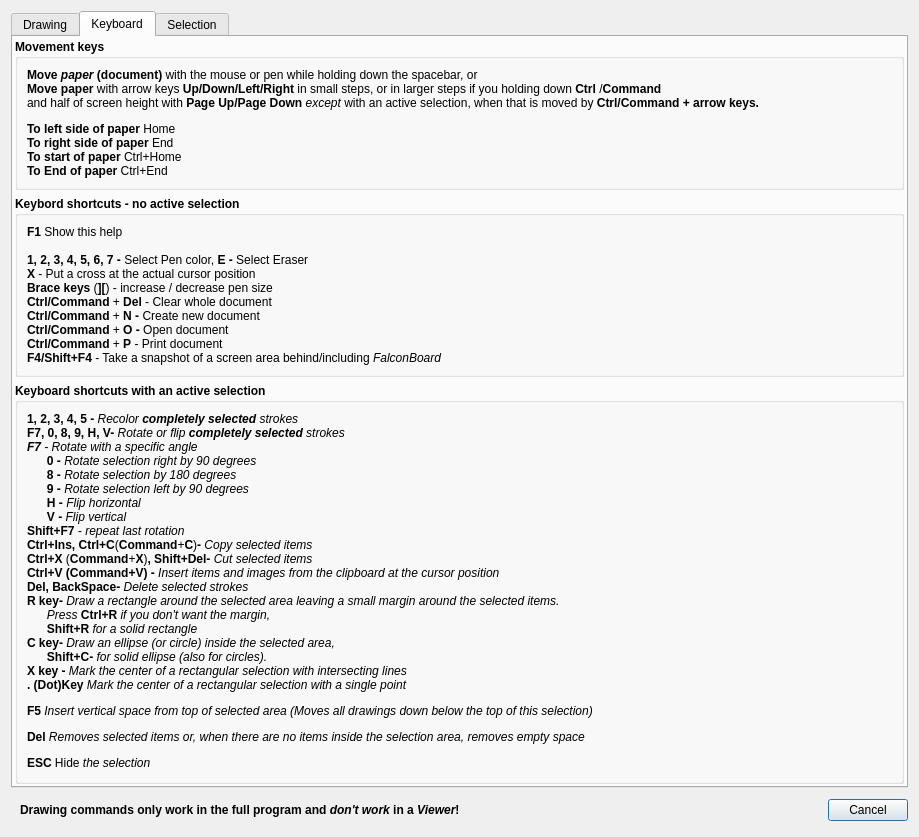
This is FalconBoard/helpdialog.ui in solyoma/FalconBoard as Qt 5 draws it before an edit. The edited form follows.
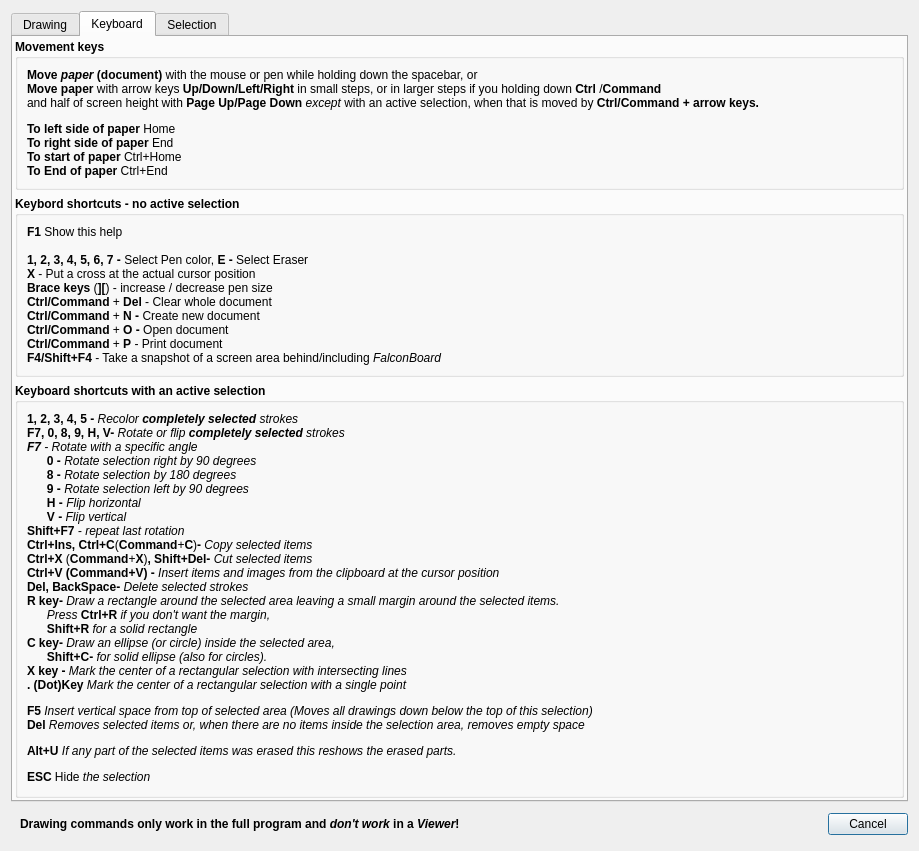
This is the edited form.

Commit message: added Alt+U to hide eraser strokes

```diff
--- a/FalconBoard/helpdialog.ui
+++ b/FalconBoard/helpdialog.ui
@@ -7,7 +7,7 @@
     <x>0</x>
     <y>0</y>
     <width>883</width>
-    <height>796</height>
+    <height>809</height>
    </rect>
   </property>
   <property name="windowTitle">
@@ -369,7 +369,7 @@
              </font>
             </property>
             <property name="text">
-             <string>&lt;html&gt;&lt;head/&gt;&lt;body&gt;&lt;p&gt;&lt;span style=&quot; font-weight:600;&quot;&gt;1, 2, 3, 4, 5 - &lt;/span&gt;&lt;span style=&quot; font-style:italic;&quot;&gt;Recolor &lt;/span&gt;&lt;span style=&quot; font-weight:600; font-style:italic;&quot;&gt;completely selected&lt;/span&gt;&lt;span style=&quot; font-style:italic;&quot;&gt; strokes&lt;br/&gt;&lt;/span&gt;&lt;span style=&quot; font-weight:600;&quot;&gt;F7, 0, 8, 9, H, V- &lt;/span&gt;&lt;span style=&quot; font-style:italic;&quot;&gt;Rotate or flip &lt;/span&gt;&lt;span style=&quot; font-weight:600; font-style:italic;&quot;&gt;completely selected&lt;/span&gt;&lt;span style=&quot; font-style:italic;&quot;&gt; strokes &lt;br/&gt;&lt;/span&gt;&lt;span style=&quot; font-weight:600; font-style:italic;&quot;&gt;F7 &lt;/span&gt;&lt;span style=&quot; font-style:italic;&quot;&gt;- Rotate with a specific angle&lt;br/&gt;&lt;/span&gt;&lt;span style=&quot; font-weight:600;&quot;&gt;      0 - &lt;/span&gt;&lt;span style=&quot; font-style:italic;&quot;&gt;Rotate selection right by 90 degrees&lt;/span&gt;&lt;br/&gt;&lt;span style=&quot; font-weight:600;&quot;&gt;      8 - &lt;/span&gt;&lt;span style=&quot; font-style:italic;&quot;&gt;Rotate selection by 180 degrees&lt;/span&gt;&lt;br/&gt;&lt;span style=&quot; font-weight:600;&quot;&gt;      9 - &lt;/span&gt;&lt;span style=&quot; font-style:italic;&quot;&gt;Rotate selection left by 90 degrees&lt;br/&gt;&lt;/span&gt;&lt;span style=&quot; font-weight:600;&quot;&gt;      H - &lt;/span&gt;&lt;span style=&quot; font-style:italic;&quot;&gt;Flip horizontal&lt;/span&gt;&lt;br/&gt;&lt;span style=&quot; font-weight:600;&quot;&gt;      V - &lt;/span&gt;&lt;span style=&quot; font-style:italic;&quot;&gt;Flip vertical&lt;br/&gt;&lt;/span&gt;&lt;span style=&quot; font-weight:600;&quot;&gt;Shift+F7&lt;/span&gt;&lt;span style=&quot; font-style:italic;&quot;&gt; - repeat last rotation&lt;br/&gt;&lt;/span&gt;&lt;span style=&quot; font-weight:600;&quot;&gt;Ctrl+Ins, Ctrl+C&lt;/span&gt;(&lt;span style=&quot; font-weight:600;&quot;&gt;Command&lt;/span&gt;+&lt;span style=&quot; font-weight:600;&quot;&gt;C&lt;/span&gt;)&lt;span style=&quot; font-weight:600;&quot;&gt;- &lt;/span&gt;&lt;span style=&quot; font-style:italic;&quot;&gt;Copy selected items &lt;br/&gt;&lt;/span&gt;&lt;span style=&quot; font-weight:600;&quot;&gt;Ctrl+X &lt;/span&gt;(&lt;span style=&quot; font-weight:600;&quot;&gt;Command&lt;/span&gt;+&lt;span style=&quot; font-weight:600;&quot;&gt;X&lt;/span&gt;)&lt;span style=&quot; font-weight:600;&quot;&gt;, Shift+Del- &lt;/span&gt;&lt;span style=&quot; font-style:italic;&quot;&gt;Cut selected items&lt;br/&gt;&lt;/span&gt;&lt;span style=&quot; font-weight:600;&quot;&gt;Ctrl+V (Command+V) - &lt;/span&gt;&lt;span style=&quot; font-style:italic;&quot;&gt;Insert items and images from the clipboard at the cursor position&lt;br/&gt;&lt;/span&gt;&lt;span style=&quot; font-weight:600;&quot;&gt;Del, BackSpace- &lt;/span&gt;&lt;span style=&quot; font-style:italic;&quot;&gt;Delete selected strokes &lt;br/&gt;&lt;/span&gt;&lt;span style=&quot; font-weight:600;&quot;&gt;R key- &lt;/span&gt;&lt;span style=&quot; font-style:italic;&quot;&gt;Draw a rectangle around the selected area leaving a small margin around the selected items. &lt;br/&gt;      Press &lt;/span&gt;&lt;span style=&quot; font-weight:600;&quot;&gt;Ctrl+R &lt;/span&gt;&lt;span style=&quot; font-style:italic;&quot;&gt;if you don't want the margin, &lt;br/&gt;&lt;/span&gt;&lt;span style=&quot; font-weight:600;&quot;&gt;      Shift+R&lt;/span&gt;&lt;span style=&quot; font-style:italic;&quot;&gt; for a solid rectangle&lt;/span&gt;&lt;span style=&quot; font-weight:600; font-style:italic;&quot;&gt;&lt;br/&gt;&lt;/span&gt;&lt;span style=&quot; font-weight:600;&quot;&gt;C key- &lt;/span&gt;&lt;span style=&quot; font-style:italic;&quot;&gt;Draw an ellipse (or circle) inside the selected area,&lt;br/&gt;&lt;/span&gt;&lt;span style=&quot; font-weight:600;&quot;&gt;      Shift+C- &lt;/span&gt;&lt;span style=&quot; font-style:italic;&quot;&gt;for solid ellipse (also for circles).&lt;br/&gt;&lt;/span&gt;&lt;span style=&quot; font-weight:600;&quot;&gt;X key - &lt;/span&gt;&lt;span style=&quot; font-style:italic;&quot;&gt;Mark the center of a rectangular selection with intersecting lines&lt;/span&gt;&lt;br/&gt;&lt;span style=&quot; font-weight:600;&quot;&gt;. (Dot)Key&lt;/span&gt;&lt;span style=&quot; font-style:italic;&quot;&gt; Mark the center of a rectangular selection with a single point&lt;/span&gt;&lt;/p&gt;&lt;p&gt;&lt;span style=&quot; font-weight:600;&quot;&gt;F5 &lt;/span&gt;&lt;span style=&quot; font-style:italic;&quot;&gt;Insert vertical space from top of selected area (Moves all drawings down below the top of this selection)&lt;/span&gt;&lt;/p&gt;&lt;p&gt;&lt;span style=&quot; font-weight:600;&quot;&gt;Del &lt;/span&gt;&lt;span style=&quot; font-style:italic;&quot;&gt;Removes selected items or, when there are no items inside the selection area, removes empty space&lt;/span&gt;&lt;/p&gt;&lt;p&gt;&lt;span style=&quot; font-weight:600;&quot;&gt;ESC &lt;/span&gt;Hide&lt;span style=&quot; font-style:italic;&quot;&gt; the selection&lt;/span&gt;&lt;/p&gt;&lt;/body&gt;&lt;/html&gt;</string>
+             <string>&lt;html&gt;&lt;head/&gt;&lt;body&gt;&lt;p&gt;&lt;span style=&quot; font-weight:600;&quot;&gt;1, 2, 3, 4, 5 - &lt;/span&gt;&lt;span style=&quot; font-style:italic;&quot;&gt;Recolor &lt;/span&gt;&lt;span style=&quot; font-weight:600; font-style:italic;&quot;&gt;completely selected&lt;/span&gt;&lt;span style=&quot; font-style:italic;&quot;&gt; strokes&lt;br/&gt;&lt;/span&gt;&lt;span style=&quot; font-weight:600;&quot;&gt;F7, 0, 8, 9, H, V- &lt;/span&gt;&lt;span style=&quot; font-style:italic;&quot;&gt;Rotate or flip &lt;/span&gt;&lt;span style=&quot; font-weight:600; font-style:italic;&quot;&gt;completely selected&lt;/span&gt;&lt;span style=&quot; font-style:italic;&quot;&gt; strokes &lt;br/&gt;&lt;/span&gt;&lt;span style=&quot; font-weight:600; font-style:italic;&quot;&gt;F7 &lt;/span&gt;&lt;span style=&quot; font-style:italic;&quot;&gt;- Rotate with a specific angle&lt;br/&gt;&lt;/span&gt;&lt;span style=&quot; font-weight:600;&quot;&gt;      0 - &lt;/span&gt;&lt;span style=&quot; font-style:italic;&quot;&gt;Rotate selection right by 90 degrees&lt;/span&gt;&lt;br/&gt;&lt;span style=&quot; font-weight:600;&quot;&gt;      8 - &lt;/span&gt;&lt;span style=&quot; font-style:italic;&quot;&gt;Rotate selection by 180 degrees&lt;/span&gt;&lt;br/&gt;&lt;span style=&quot; font-weight:600;&quot;&gt;      9 - &lt;/span&gt;&lt;span style=&quot; font-style:italic;&quot;&gt;Rotate selection left by 90 degrees&lt;br/&gt;&lt;/span&gt;&lt;span style=&quot; font-weight:600;&quot;&gt;      H - &lt;/span&gt;&lt;span style=&quot; font-style:italic;&quot;&gt;Flip horizontal&lt;/span&gt;&lt;br/&gt;&lt;span style=&quot; font-weight:600;&quot;&gt;      V - &lt;/span&gt;&lt;span style=&quot; font-style:italic;&quot;&gt;Flip vertical&lt;br/&gt;&lt;/span&gt;&lt;span style=&quot; font-weight:600;&quot;&gt;Shift+F7&lt;/span&gt;&lt;span style=&quot; font-style:italic;&quot;&gt; - repeat last rotation&lt;br/&gt;&lt;/span&gt;&lt;span style=&quot; font-weight:600;&quot;&gt;Ctrl+Ins, Ctrl+C&lt;/span&gt;(&lt;span style=&quot; font-weight:600;&quot;&gt;Command&lt;/span&gt;+&lt;span style=&quot; font-weight:600;&quot;&gt;C&lt;/span&gt;)&lt;span style=&quot; font-weight:600;&quot;&gt;- &lt;/span&gt;&lt;span style=&quot; font-style:italic;&quot;&gt;Copy selected items &lt;br/&gt;&lt;/span&gt;&lt;span style=&quot; font-weight:600;&quot;&gt;Ctrl+X &lt;/span&gt;(&lt;span style=&quot; font-weight:600;&quot;&gt;Command&lt;/span&gt;+&lt;span style=&quot; font-weight:600;&quot;&gt;X&lt;/span&gt;)&lt;span style=&quot; font-weight:600;&quot;&gt;, Shift+Del- &lt;/span&gt;&lt;span style=&quot; font-style:italic;&quot;&gt;Cut selected items&lt;br/&gt;&lt;/span&gt;&lt;span style=&quot; font-weight:600;&quot;&gt;Ctrl+V (Command+V) - &lt;/span&gt;&lt;span style=&quot; font-style:italic;&quot;&gt;Insert items and images from the clipboard at the cursor position&lt;br/&gt;&lt;/span&gt;&lt;span style=&quot; font-weight:600;&quot;&gt;Del, BackSpace- &lt;/span&gt;&lt;span style=&quot; font-style:italic;&quot;&gt;Delete selected strokes &lt;br/&gt;&lt;/span&gt;&lt;span style=&quot; font-weight:600;&quot;&gt;R key- &lt;/span&gt;&lt;span style=&quot; font-style:italic;&quot;&gt;Draw a rectangle around the selected area leaving a small margin around the selected items. &lt;br/&gt;      Press &lt;/span&gt;&lt;span style=&quot; font-weight:600;&quot;&gt;Ctrl+R &lt;/span&gt;&lt;span style=&quot; font-style:italic;&quot;&gt;if you don't want the margin, &lt;br/&gt;&lt;/span&gt;&lt;span style=&quot; font-weight:600;&quot;&gt;      Shift+R&lt;/span&gt;&lt;span style=&quot; font-style:italic;&quot;&gt; for a solid rectangle&lt;/span&gt;&lt;span style=&quot; font-weight:600; font-style:italic;&quot;&gt;&lt;br/&gt;&lt;/span&gt;&lt;span style=&quot; font-weight:600;&quot;&gt;C key- &lt;/span&gt;&lt;span style=&quot; font-style:italic;&quot;&gt;Draw an ellipse (or circle) inside the selected area,&lt;br/&gt;&lt;/span&gt;&lt;span style=&quot; font-weight:600;&quot;&gt;      Shift+C- &lt;/span&gt;&lt;span style=&quot; font-style:italic;&quot;&gt;for solid ellipse (also for circles).&lt;br/&gt;&lt;/span&gt;&lt;span style=&quot; font-weight:600;&quot;&gt;X key - &lt;/span&gt;&lt;span style=&quot; font-style:italic;&quot;&gt;Mark the center of a rectangular selection with intersecting lines&lt;/span&gt;&lt;br/&gt;&lt;span style=&quot; font-weight:600;&quot;&gt;. (Dot)Key&lt;/span&gt;&lt;span style=&quot; font-style:italic;&quot;&gt; Mark the center of a rectangular selection with a single point&lt;/span&gt;&lt;/p&gt;&lt;p&gt;&lt;span style=&quot; font-weight:600;&quot;&gt;F5 &lt;/span&gt;&lt;span style=&quot; font-style:italic;&quot;&gt;Insert vertical space from top of selected area (Moves all drawings down below the top of this selection)&lt;br/&gt;&lt;/span&gt;&lt;span style=&quot; font-weight:600;&quot;&gt;Del &lt;/span&gt;&lt;span style=&quot; font-style:italic;&quot;&gt;Removes selected items or, when there are no items inside the selection area, removes empty space&lt;/span&gt;&lt;/p&gt;&lt;p&gt;&lt;span style=&quot; font-weight:600;&quot;&gt;Alt+U &lt;/span&gt;&lt;span style=&quot; font-style:italic;&quot;&gt;If any part of the selected items was erased this reshows the erased parts.&lt;/span&gt;&lt;/p&gt;&lt;p&gt;&lt;span style=&quot; font-weight:600;&quot;&gt;ESC &lt;/span&gt;Hide&lt;span style=&quot; font-style:italic;&quot;&gt; the selection&lt;/span&gt;&lt;/p&gt;&lt;/body&gt;&lt;/html&gt;</string>
             </property>
            </widget>
           </item>
```
The commit also changes 7 other files.
